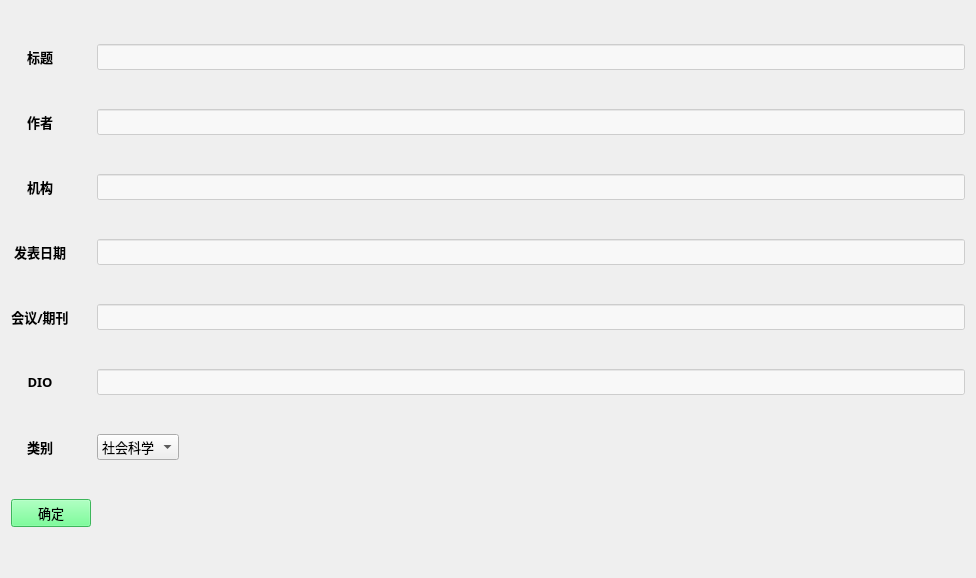
Before: the Qt Designer form admin/frontend/editPaperWin.ui in sophiefy/WHU-MMS, drawn with Qt 5.
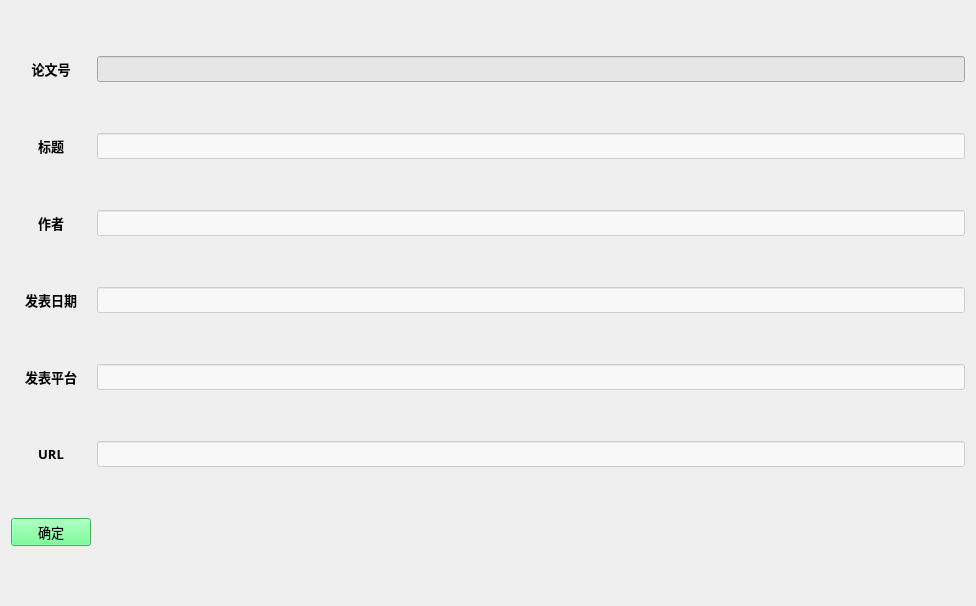
After: the same form once the commit is applied.

Patch:
```diff
--- a/admin/frontend/editPaperWin.ui
+++ b/admin/frontend/editPaperWin.ui
@@ -7,7 +7,7 @@
     <x>0</x>
     <y>0</y>
     <width>976</width>
-    <height>578</height>
+    <height>606</height>
    </rect>
   </property>
   <property name="font">
@@ -21,6 +21,41 @@
   </property>
   <layout class="QGridLayout" name="gridLayout">
    <item row="0" column="0">
+    <widget class="QLabel" name="label_14">
+     <property name="font">
+      <font>
+       <family>微软雅黑</family>
+       <pointsize>10</pointsize>
+       <weight>75</weight>
+       <bold>true</bold>
+      </font>
+     </property>
+     <property name="styleSheet">
+      <string notr="true">background-color: rgba(255, 255, 255, 0);</string>
+     </property>
+     <property name="text">
+      <string>论文号</string>
+     </property>
+     <property name="alignment">
+      <set>Qt::AlignCenter</set>
+     </property>
+    </widget>
+   </item>
+   <item row="0" column="1">
+    <widget class="QLineEdit" name="paperKeyEdit">
+     <property name="font">
+      <font>
+       <family>微软雅黑</family>
+       <pointsize>10</pointsize>
+      </font>
+     </property>
+     <property name="styleSheet">
+      <string notr="true">background-color: rgb(230, 230, 230);
+</string>
+     </property>
+    </widget>
+   </item>
+   <item row="1" column="0">
     <widget class="QLabel" name="label_7">
      <property name="font">
       <font>
@@ -41,7 +76,7 @@
      </property>
     </widget>
    </item>
-   <item row="0" column="2" colspan="2">
+   <item row="1" column="1">
     <widget class="QLineEdit" name="paperTitleEdit">
      <property name="font">
       <font>
@@ -55,7 +90,7 @@
      </property>
     </widget>
    </item>
-   <item row="1" column="0">
+   <item row="2" column="0">
     <widget class="QLabel" name="label_8">
      <property name="font">
       <font>
@@ -76,7 +111,7 @@
      </property>
     </widget>
    </item>
-   <item row="1" column="2" colspan="2">
+   <item row="2" column="1">
     <widget class="QLineEdit" name="paperAuthorEdit">
      <property name="font">
       <font>
@@ -90,41 +125,6 @@
      </property>
     </widget>
    </item>
-   <item row="2" column="0">
-    <widget class="QLabel" name="label_9">
-     <property name="font">
-      <font>
-       <family>微软雅黑</family>
-       <pointsize>10</pointsize>
-       <weight>75</weight>
-       <bold>true</bold>
-      </font>
-     </property>
-     <property name="styleSheet">
-      <string notr="true">background-color: rgba(255, 255, 255, 0);</string>
-     </property>
-     <property name="text">
-      <string>机构</string>
-     </property>
-     <property name="alignment">
-      <set>Qt::AlignCenter</set>
-     </property>
-    </widget>
-   </item>
-   <item row="2" column="2" colspan="2">
-    <widget class="QLineEdit" name="paperInsEdit">
-     <property name="font">
-      <font>
-       <family>微软雅黑</family>
-       <pointsize>10</pointsize>
-      </font>
-     </property>
-     <property name="styleSheet">
-      <string notr="true">background-color: rgba(255, 255, 255, 150);
-</string>
-     </property>
-    </widget>
-   </item>
    <item row="3" column="0">
     <widget class="QLabel" name="label_10">
      <property name="font">
@@ -146,7 +146,7 @@
      </property>
     </widget>
    </item>
-   <item row="3" column="2" colspan="2">
+   <item row="3" column="1">
     <widget class="QLineEdit" name="paperDateEdit">
      <property name="font">
       <font>
@@ -174,15 +174,15 @@
       <string notr="true">background-color: rgba(255, 255, 255, 0);</string>
      </property>
      <property name="text">
-      <string>会议/期刊</string>
+      <string>发表平台</string>
      </property>
      <property name="alignment">
       <set>Qt::AlignCenter</set>
      </property>
     </widget>
    </item>
-   <item row="4" column="2" colspan="2">
-    <widget class="QLineEdit" name="paperConfEdit">
+   <item row="4" column="1">
+    <widget class="QLineEdit" name="paperArchiveEdit">
      <property name="font">
       <font>
        <family>微软雅黑</family>
@@ -209,98 +209,57 @@
       <string notr="true">background-color: rgba(255, 255, 255, 0);</string>
      </property>
      <property name="text">
-      <string>DIO</string>
+      <string>URL</string>
      </property>
      <property name="alignment">
       <set>Qt::AlignCenter</set>
      </property>
     </widget>
    </item>
+   <item row="5" column="1">
+    <widget class="QLineEdit" name="paperURLEdit">
+     <property name="font">
+      <font>
+       <family>微软雅黑</family>
+       <pointsize>10</pointsize>
+      </font>
+     </property>
+     <property name="styleSheet">
+      <string notr="true">background-color: rgba(255, 255, 255, 150);
+</string>
+     </property>
+    </widget>
+   </item>
    <item row="6" column="0">
-    <widget class="QLabel" name="label_12">
+    <widget class="QPushButton" name="paperEditBtn">
      <property name="font">
       <font>
        <family>微软雅黑</family>
        <pointsize>10</pointsize>
-       <weight>75</weight>
-       <bold>true</bold>
       </font>
      </property>
      <property name="styleSheet">
-      <string notr="true">background-color: rgba(255, 255, 255, 0);</string>
+      <string notr="true">background-color: rgba(255, 255, 255, 0);
+background-color: rgb(85, 255, 127);</string>
      </property>
      <property name="text">
-      <string>类别</string>
+      <string>确定</string>
      </property>
-     <property name="alignment">
-      <set>Qt::AlignCenter</set>
-     </property>
     </widget>
    </item>
-   <item row="6" column="2">
-    <widget class="QComboBox" name="paperCombo">
-     <property name="font">
-      <font>
-       <family>微软雅黑</family>
-       <pointsize>10</pointsize>
-      </font>
-     </property>
-     <item>
-      <property name="text">
-       <string>社会科学</string>
-      </property>
-     </item>
-     <item>
-      <property name="text">
-       <string>自然科学</string>
-      </property>
-     </item>
-    </widget>
-   </item>
-   <item row="6" column="3">
-    <spacer name="horizontalSpacer_2">
+   <item row="6" column="1">
+    <spacer name="horizontalSpacer">
      <property name="orientation">
       <enum>Qt::Horizontal</enum>
      </property>
      <property name="sizeHint" stdset="0">
       <size>
-       <width>756</width>
-       <height>20</height>
+       <width>856</width>
+       <height>29</height>
       </size>
      </property>
     </spacer>
    </item>
-   <item row="7" column="0" colspan="2">
-    <widget class="QPushButton" name="paperEditBtn">
-     <property name="font">
-      <font>
-       <family>微软雅黑</family>
-       <pointsize>10</pointsize>
-      </font>
-     </property>
-     <property name="styleSheet">
-      <string notr="true">background-color: rgba(255, 255, 255, 0);
-background-color: rgb(85, 255, 127);</string>
-     </property>
-     <property name="text">
-      <string>确定</string>
-     </property>
-    </widget>
-   </item>
-   <item row="5" column="2" colspan="2">
-    <widget class="QLineEdit" name="paperDOIEdit">
-     <property name="font">
-      <font>
-       <family>微软雅黑</family>
-       <pointsize>10</pointsize>
-      </font>
-     </property>
-     <property name="styleSheet">
-      <string notr="true">background-color: rgba(255, 255, 255, 150);
-</string>
-     </property>
-    </widget>
-   </item>
   </layout>
  </widget>
  <resources/>
```
